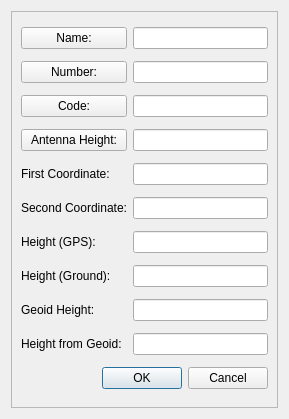
Qt form gps_3d_capture_plugin_save_point_dialog.ui (DavidHernandezLopez/GPS3DCapturePlugin) before a commit.
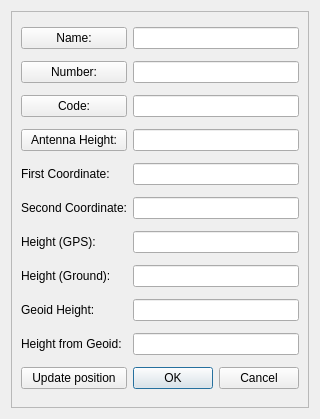
The same form after that commit.

Patch:
```diff
--- a/gps_3d_capture_plugin_save_point_dialog.ui
+++ b/gps_3d_capture_plugin_save_point_dialog.ui
@@ -169,7 +169,7 @@
         </property>
        </widget>
       </item>
-      <item row="10" column="0" colspan="2">
+      <item row="10" column="1">
        <widget class="QDialogButtonBox" name="buttonBox">
         <property name="orientation">
          <enum>Qt::Horizontal</enum>
@@ -179,6 +179,13 @@
         </property>
        </widget>
       </item>
+      <item row="10" column="0">
+       <widget class="QPushButton" name="updatePositionPushButton">
+        <property name="text">
+         <string>Update position</string>
+        </property>
+       </widget>
+      </item>
      </layout>
     </widget>
    </item>
```
